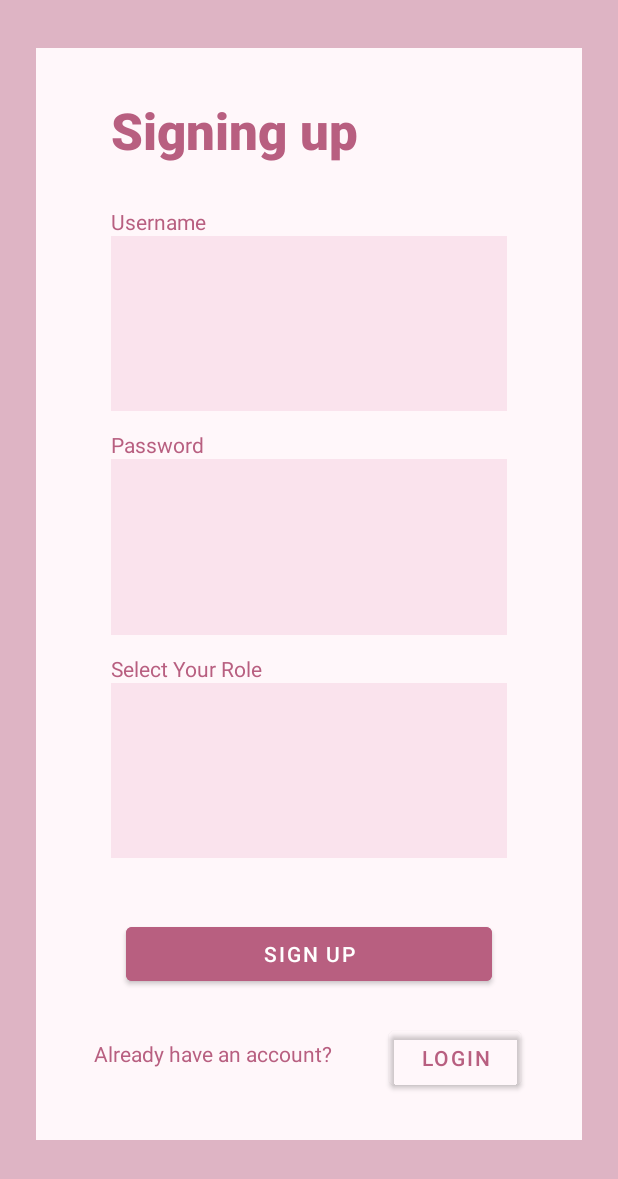
After one commit to JANERUBBISHTOEAT/CSCB07-Project-TUT5-Group1, an Android app: the layout fragment_signup.xml on its own in the app's theme, with its tools: preview values and no code run, on a phone screen of 412 x 824 dp. The commit adds this screen. Shown: the top 1179 px of the screen. Run offline under Robolectric (Android 15) with nearby library versions, the phone set to English and light mode, and no system bars.

Commit message:
UI design for sign up page
roughly finish UI design for sign up page. Issue with displaying role selection has not resolved

```diff
--- a/Andoid_Proj/app/src/main/java/com/example/cscb07_tut5_group1/MainActivity.java
+++ b/Andoid_Proj/app/src/main/java/com/example/cscb07_tut5_group1/MainActivity.java
@@ -1,6 +1,11 @@
 package com.example.cscb07_tut5_group1;
 
 import android.os.Bundle;
+import android.view.View;
+import android.widget.AdapterView;
+import android.widget.ArrayAdapter;
+import android.widget.Spinner;
+import android.widget.Toast;
 
 import com.google.android.material.bottomnavigation.BottomNavigationView;
 
@@ -12,9 +17,11 @@ import androidx.navigation.ui.NavigationUI;
 
 import com.example.cscb07_tut5_group1.databinding.ActivityMainBinding;
 
-public class MainActivity extends AppCompatActivity {
+public class MainActivity extends AppCompatActivity implements
+        AdapterView.OnItemSelectedListener{
 
     private ActivityMainBinding binding;
+    private String[] roles = {"Student","Administrator"};
 
     @Override
     protected void onCreate(Bundle savedInstanceState) {
@@ -32,6 +39,28 @@ public class MainActivity extends AppCompatActivity {
         NavController navController = Navigation.findNavController(this, R.id.nav_host_fragment_activity_main);
         NavigationUI.setupActionBarWithNavController(this, navController, appBarConfiguration);
         NavigationUI.setupWithNavController(binding.navView, navController);
+
+
+        //Getting the instance of Spinner and applying OnItemSelectedListener on it
+        Spinner spin = (Spinner) findViewById(R.id.role);
+        spin.setOnItemSelectedListener(this);
+
+        //Creating the ArrayAdapter instance having the roles list
+        ArrayAdapter aa = new ArrayAdapter(this,android.R.layout.simple_spinner_item,roles);
+        aa.setDropDownViewResource(android.R.layout.simple_spinner_dropdown_item);
+        //Setting the ArrayAdapter data on the Spinner
+        spin.setAdapter(aa);
+    }
+
+
+    //Performing action onItemSelected and onNothing selected
+    @Override
+    public void onItemSelected(AdapterView<?> arg0, View arg1, int position, long id) {
+        Toast.makeText(getApplicationContext(),roles[position] , Toast.LENGTH_LONG).show();
+    }
+    @Override
+    public void onNothingSelected(AdapterView<?> arg0) {
+        // TODO Auto-generated method stub
     }
 
 }
--- /dev/null
+++ b/Andoid_Proj/app/src/main/res/layout/fragment_signup.xml
@@ -0,0 +1,179 @@
+<?xml version="1.0" encoding="utf-8"?>
+<androidx.constraintlayout.widget.ConstraintLayout xmlns:android="http://schemas.android.com/apk/res/android"
+    xmlns:app="http://schemas.android.com/apk/res-auto"
+    xmlns:tools="http://schemas.android.com/tools"
+    android:layout_width="match_parent"
+    android:layout_height="match_parent"
+    android:background="#77B85F80"
+    tools:context=".MainActivity">
+
+
+    <androidx.constraintlayout.widget.ConstraintLayout
+        android:id="@+id/inner"
+        android:layout_width="0dp"
+        android:layout_height="0dp"
+        android:layout_marginStart="24dp"
+        android:layout_marginTop="32dp"
+        android:layout_marginEnd="24dp"
+        android:layout_marginBottom="64dp"
+        android:background="#FFF7FA"
+        app:layout_constraintBottom_toBottomOf="parent"
+        app:layout_constraintEnd_toEndOf="parent"
+        app:layout_constraintHorizontal_bias="0.0"
+        app:layout_constraintStart_toStartOf="parent"
+        app:layout_constraintTop_toTopOf="parent"
+        app:layout_constraintVertical_bias="1.0">
+
+        <TextView
+            android:id="@+id/text4"
+            android:layout_width="wrap_content"
+            android:layout_height="wrap_content"
+            android:layout_marginStart="50dp"
+            android:text="@string/select_your_role"
+            android:textColor="@color/pink"
+            app:layout_constraintBottom_toTopOf="@+id/role"
+            app:layout_constraintStart_toStartOf="parent"
+            app:layout_constraintTop_toBottomOf="@+id/Password"
+            app:layout_constraintVertical_bias="1.0" />
+
+        <TextView
+            android:id="@+id/text3"
+            android:layout_width="wrap_content"
+            android:layout_height="wrap_content"
+            android:layout_marginStart="50dp"
+            android:layout_marginTop="12dp"
+            android:text="@string/password"
+            android:textColor="@color/pink"
+            app:layout_constraintBottom_toTopOf="@+id/Password"
+            app:layout_constraintStart_toStartOf="parent"
+            app:layout_constraintTop_toBottomOf="@+id/Username" />
+
+        <Button
+            android:id="@+id/Sign_up"
+            android:layout_width="0dp"
+            android:layout_height="wrap_content"
+            android:layout_marginStart="60dp"
+            android:layout_marginTop="8dp"
+            android:layout_marginEnd="60dp"
+            android:layout_marginBottom="100dp"
+            android:backgroundTint="@color/pink"
+            android:text="@string/sign_up"
+            android:textColor="@color/white"
+            app:layout_constraintBottom_toBottomOf="parent"
+            app:layout_constraintEnd_toEndOf="parent"
+            app:layout_constraintStart_toStartOf="parent"
+            app:layout_constraintTop_toBottomOf="@+id/role" />
+
+        <EditText
+            android:id="@+id/Username"
+            android:layout_width="0dp"
+            android:layout_height="0dp"
+            android:layout_marginStart="50dp"
+            android:layout_marginTop="16dp"
+            android:layout_marginEnd="50dp"
+            android:layout_marginBottom="16dp"
+            android:autofillHints=""
+            android:background="@color/light_pink"
+            android:ems="10"
+            android:inputType="text"
+            android:textAlignment="viewStart"
+            android:textSize="18sp"
+            app:layout_constraintBottom_toTopOf="@+id/Password"
+            app:layout_constraintEnd_toEndOf="parent"
+            app:layout_constraintStart_toStartOf="parent"
+            app:layout_constraintTop_toBottomOf="@+id/Signing" />
+
+        <EditText
+            android:id="@+id/Password"
+            android:layout_width="0dp"
+            android:layout_height="0dp"
+            android:layout_marginStart="50dp"
+            android:layout_marginTop="16dp"
+            android:layout_marginEnd="50dp"
+            android:layout_marginBottom="16dp"
+            android:autofillHints=""
+            android:background="@color/light_pink"
+            android:ems="10"
+            android:inputType="textPassword"
+            android:textSize="18sp"
+            app:layout_constraintBottom_toTopOf="@+id/role"
+            app:layout_constraintEnd_toEndOf="parent"
+            app:layout_constraintStart_toStartOf="parent"
+            app:layout_constraintTop_toBottomOf="@+id/Username" />
+
+        <Spinner
+            android:id="@+id/role"
+            android:layout_width="0dp"
+            android:layout_height="0dp"
+            android:layout_marginStart="50dp"
+            android:layout_marginTop="16dp"
+            android:layout_marginEnd="50dp"
+            android:layout_marginBottom="32dp"
+            android:background="@color/light_pink"
+            app:layout_constraintBottom_toTopOf="@+id/Sign_up"
+            app:layout_constraintEnd_toEndOf="parent"
+            app:layout_constraintStart_toStartOf="parent"
+            app:layout_constraintTop_toBottomOf="@+id/Password" />
+
+        <TextView
+            android:id="@+id/Signing"
+            android:layout_width="wrap_content"
+            android:layout_height="wrap_content"
+            android:layout_marginStart="50dp"
+            android:layout_marginTop="32dp"
+            android:layout_marginBottom="32dp"
+            android:fontFamily="sans-serif-black"
+            android:text="@string/sing_up"
+            android:textAppearance="@style/TextAppearance.AppCompat.Large"
+            android:textColor="@color/pink"
+            android:textSize="34sp"
+            app:layout_constraintBottom_toTopOf="@+id/Username"
+            app:layout_constraintStart_toStartOf="parent"
+            app:layout_constraintTop_toTopOf="parent" />
+
+        <TextView
+            android:id="@+id/text1"
+            android:layout_width="wrap_content"
+            android:layout_height="wrap_content"
+            android:layout_marginStart="50dp"
+            android:layout_marginTop="39dp"
+            android:text="@string/Username"
+            android:textColor="@color/pink"
+            app:layout_constraintBottom_toTopOf="@+id/Username"
+            app:layout_constraintStart_toStartOf="parent"
+            app:layout_constraintTop_toBottomOf="@+id/Signing"
+            app:layout_constraintVertical_bias="1.0" />
+
+        <TextView
+            android:id="@+id/textView2"
+            android:layout_width="wrap_content"
+            android:layout_height="wrap_content"
+            android:layout_marginBottom="16dp"
+            android:text="@string/already_have_an_account"
+            android:textColor="@color/pink"
+            app:layout_constraintBottom_toBottomOf="parent"
+            app:layout_constraintEnd_toStartOf="@+id/login"
+            app:layout_constraintHorizontal_bias="0.215"
+            app:layout_constraintStart_toStartOf="parent"
+            app:layout_constraintTop_toBottomOf="@+id/Sign_up" />
+
+        <Button
+            android:id="@+id/login"
+            android:layout_width="wrap_content"
+            android:layout_height="wrap_content"
+            android:layout_marginEnd="2dp"
+            android:backgroundTint="#00FFFFFF"
+            android:text="@string/login"
+            android:textColor="@color/pink"
+            android:textSize="14sp"
+            android:visibility="visible"
+            app:layout_constraintBottom_toBottomOf="parent"
+            app:layout_constraintEnd_toEndOf="parent"
+            app:layout_constraintStart_toEndOf="@id/textView2"
+            app:layout_constraintTop_toBottomOf="@+id/Sign_up"
+            app:layout_constraintVertical_bias="0.412"
+            tools:visibility="visible" />
+
+    </androidx.constraintlayout.widget.ConstraintLayout>
+
+</androidx.constraintlayout.widget.ConstraintLayout>
--- a/Andoid_Proj/app/src/main/res/values/colors.xml
+++ b/Andoid_Proj/app/src/main/res/values/colors.xml
@@ -9,4 +9,6 @@
     <color name="white">#FFFFFFFF</color>
     <color name="screen_background">#954764</color>
     <color name="main_color">#B85F80</color>
+    <color name="pink">#B85F80</color>
+    <color name="light_pink">#95F6D7E3</color>
 </resources>
--- a/Andoid_Proj/app/src/main/res/values/strings.xml
+++ b/Andoid_Proj/app/src/main/res/values/strings.xml
@@ -6,4 +6,16 @@
 
     <string name="title_dashboard">Dashboard</string>
     <string name="title_notifications">Notifications</string>
+
+    <string name="username">username</string>
+    <string name="password">Password</string>
+    <string name="please_select_your_role">please select your role</string>
+    <string name="sing_up">Signing up</string>
+    <string name="Username">Username</string>
+    <string name="select_your_role">Select Your Role</string>
+    <string name="already_have_an_account">Already have an account?</string>
+    <string name="login">Login</string>
+    <string name="sign_up">sign up</string>
+
+
 </resources>
```
